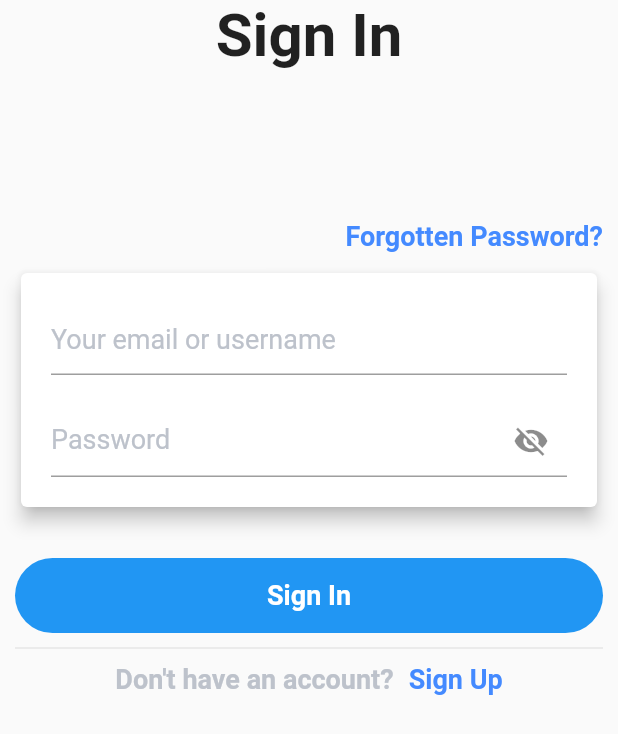
After one commit to lrdgz/Food-Delivery-App, a Flutter app: the screen it shows after launch, item 2 of the bottom bar chosen, scrolled down 249 dp, after a tap on "Proceed to Checkout", on a phone screen of 412 x 824 dp. The commit adds this screen. Shown: the top 734 px of the screen. Run offline on Flutter 3.47's test engine with Material 2 defaults, Android fonts, the phone set to English and light mode, and no system bars.

Commit message:
Add Login page

```diff
--- a/lib/src/pages/order_page.dart
+++ b/lib/src/pages/order_page.dart
@@ -1,4 +1,5 @@
 import 'package:flutter/material.dart';
+import 'package:food_delivery_app/src/pages/signin_page.dart';
 import 'package:food_delivery_app/src/widgets/order_card.dart';
 
 class OrderPage extends StatefulWidget {
@@ -88,15 +89,20 @@ class _OrderPageState extends State<OrderPage> {
             ],
           ),
           SizedBox(height: 20.0,),
-          Container(
+          GestureDetector(
+            onTap: (){
+              Navigator.of(context).push(MaterialPageRoute(builder: (BuildContext context) => SignInPage()));
+            },
+            child: Container(
               width: MediaQuery.of(context).size.width,
               height: 50.0,
               decoration: BoxDecoration(
                 color: Colors.blue,
-              borderRadius: BorderRadius.circular(30.0)
+                borderRadius: BorderRadius.circular(35.0)
               ),
               child: Center(
                 child: Text("Proceed to Checkout", style: TextStyle(color: Colors.white, fontWeight: FontWeight.bold, fontSize: 18.0),),
+              ),
             ),
           )
         ],
--- /dev/null
+++ b/lib/src/pages/signin_page.dart
@@ -0,0 +1,105 @@
+import 'package:flutter/material.dart';
+
+class SignInPage extends StatefulWidget {
+  @override
+  _SignInPageState createState() => _SignInPageState();
+}
+
+class _SignInPageState extends State<SignInPage> {
+
+  bool _toggleVisibility = true;
+
+  Widget _buildEmailTextField(){
+    return TextFormField(
+      decoration: InputDecoration(
+        hintText: "Your email or username",
+        hintStyle: TextStyle(
+          color: Color(0xFFBDC2CB),
+          fontSize: 18.0,
+        )
+      ),
+    );
+  }
+
+
+  Widget _buildPasswordTextField(){
+    return TextFormField(
+      decoration: InputDecoration(
+          hintText: "Password",
+          hintStyle: TextStyle(
+            color: Color(0xFFBDC2CB),
+            fontSize: 18.0,
+          ),
+          suffixIcon: IconButton(
+            onPressed: (){
+              setState(() {
+                _toggleVisibility = !_toggleVisibility;
+              });
+            },
+            icon: _toggleVisibility ? Icon(Icons.visibility_off) : Icon(Icons.visibility),
+          )
+      ),
+      obscureText: _toggleVisibility,
+    );
+  }
+
+  @override
+  Widget build(BuildContext context) {
+    return SafeArea(
+      child: Scaffold(
+        body: SingleChildScrollView(
+          child: Padding(
+            padding: EdgeInsets.symmetric(horizontal: 10.0),
+            child: Column(
+              mainAxisAlignment: MainAxisAlignment.center,
+              children: <Widget>[
+                Text("Sign In", style: TextStyle(fontSize: 40.0, fontWeight: FontWeight.bold),),
+                SizedBox(height: 100.0,),
+                Row(
+                  mainAxisAlignment: MainAxisAlignment.end,
+                  children: <Widget>[
+                    Text("Forgotten Password?", style: TextStyle(fontSize: 18.0, fontWeight: FontWeight.bold, color: Colors.blueAccent),),
+                  ],
+                ),
+                SizedBox(height: 10.0,),
+                Card(
+                  elevation: 5.0,
+                  child: Padding(
+                    padding: EdgeInsets.all(20.0),
+                    child: Column(
+                      children: <Widget>[
+                        _buildEmailTextField(),
+                        SizedBox(height: 20.0,),
+                        _buildPasswordTextField(),
+                      ],
+                    ),
+                  ),
+                ),
+                SizedBox(height: 30.0,),
+                Container(
+                  height: 50.0,
+                  decoration: BoxDecoration(
+                    color: Colors.blue,
+                    borderRadius: BorderRadius.circular(25.0)
+                  ),
+                  child: Center(
+                    child: Text("Sign In", style: TextStyle(fontSize: 18.0, fontWeight: FontWeight.bold, color: Colors.white),),
+                  ),
+                ),
+                Divider(height: 20.0,),
+                Row(
+                  mainAxisAlignment: MainAxisAlignment.center,
+                  children: <Widget>[
+                    Text("Don't have an account?", style: TextStyle(fontSize: 18.0, color: Color(0xFFBDC2CB), fontWeight: FontWeight.bold),),
+                    SizedBox(width: 10.0,),
+                    Text("Sign Up", style: TextStyle(fontSize: 18.0, fontWeight: FontWeight.bold, color: Colors.blueAccent),),
+                  ],
+                )
+              ],
+            ),
+          ),
+        ),
+      ),
+    );
+  }
+}
```
Lines whose indentation alone changed are shown as unchanged.
